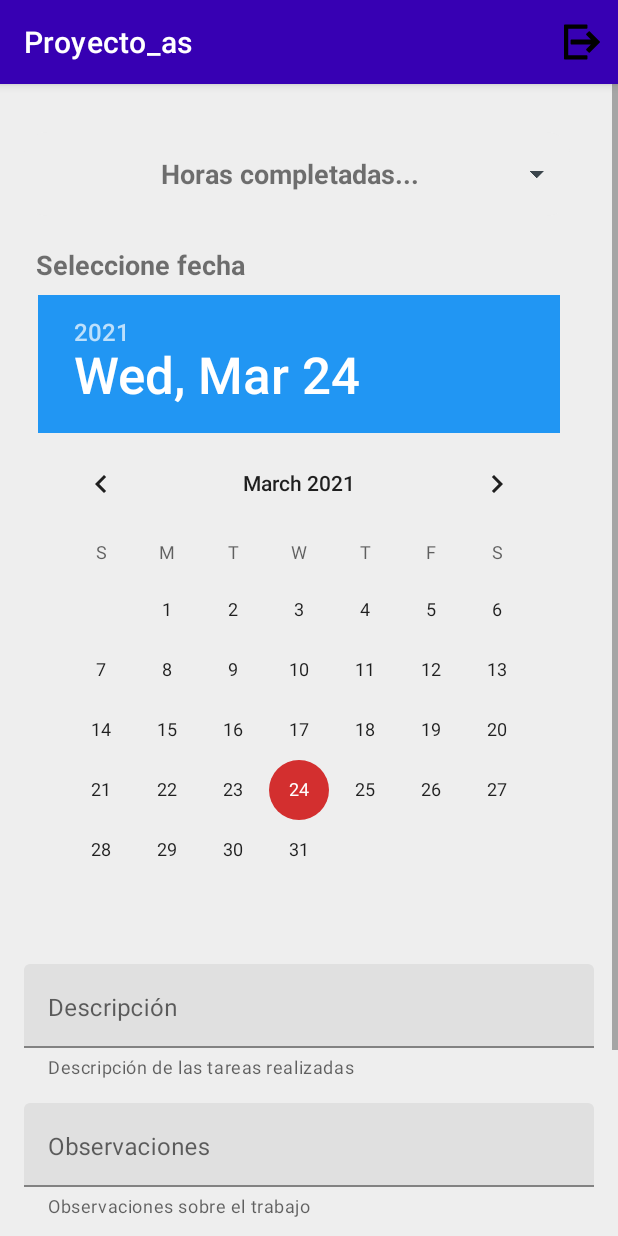
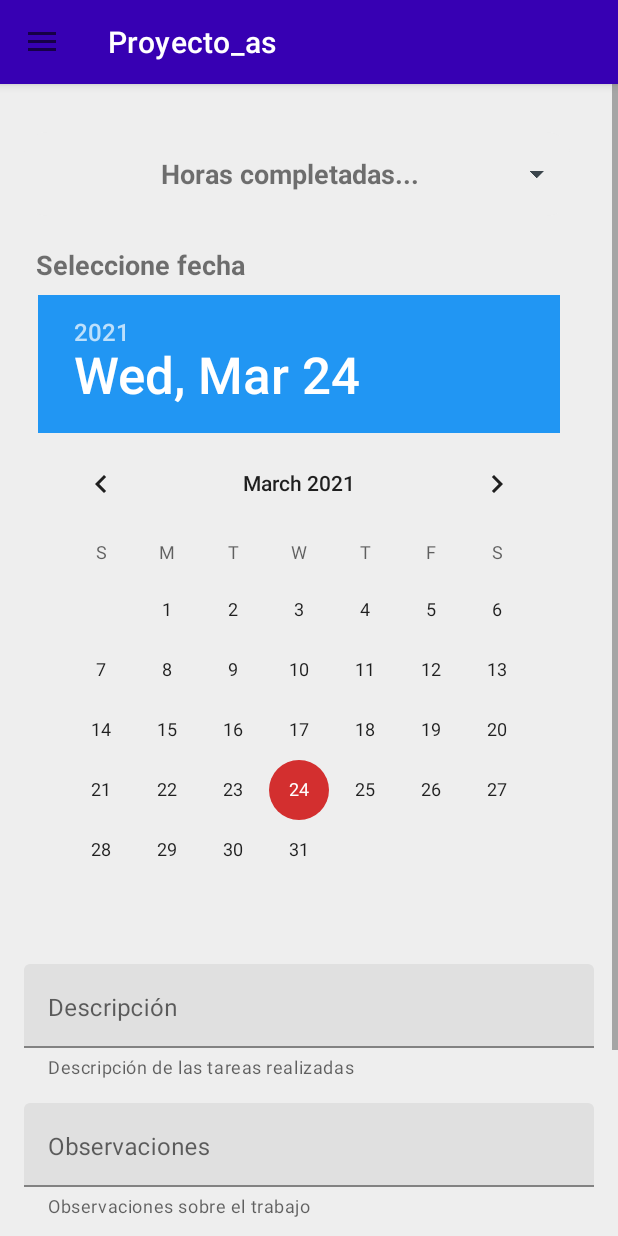
Before and after one commit to Jmarser/Proyecto_as, an Android app: the fragment NewFichaFragment placed in its activity, on a phone screen of 412 x 824 dp. Run offline under Robolectric (Android 15) with nearby library versions, the phone set to English and light mode, and no system bars; our stand-ins replace ButterKnife; libraries missing offline, so code that uses them is left out: es.dmoral.toasty; 3 statements that could not run were skipped.

Commit message:
implementacion de NavigationDrawer

```diff
--- a/app/src/main/java/com/jmarser/proyecto_as/principal/PrincipalActivity.java
+++ b/app/src/main/java/com/jmarser/proyecto_as/principal/PrincipalActivity.java
@@ -1,18 +1,27 @@
 package com.jmarser.proyecto_as.principal;
 
 import androidx.annotation.NonNull;
+import androidx.annotation.Nullable;
+import androidx.appcompat.app.ActionBarDrawerToggle;
 import androidx.appcompat.app.AlertDialog;
 import androidx.appcompat.app.AppCompatActivity;
 import androidx.appcompat.widget.Toolbar;
+import androidx.core.view.GravityCompat;
+import androidx.drawerlayout.widget.DrawerLayout;
 
 import android.content.DialogInterface;
 import android.content.Intent;
+import android.content.res.Configuration;
 import android.os.Bundle;
 import android.view.Menu;
 import android.view.MenuItem;
+import android.widget.TextView;
 import android.widget.Toast;
+
+import com.google.android.material.navigation.NavigationView;
 import com.jmarser.proyecto_as.R;
 import com.jmarser.proyecto_as.alumnos.view.AlumnosFragment;
+import com.jmarser.proyecto_as.cuenta.CuentaFragment;
 import com.jmarser.proyecto_as.errorUsuario.ErrorUsuarioFragment;
 import com.jmarser.proyecto_as.fichasAlumno.view.FichasAlumnoFragment;
 import com.jmarser.proyecto_as.login.view.LoginActivity;
@@ -24,37 +33,42 @@ import com.jmarser.proyecto_as.utils.NavigationFragment;
 import butterknife.BindView;
 import butterknife.ButterKnife;
 
-public class PrincipalActivity extends AppCompatActivity {
+public class PrincipalActivity extends AppCompatActivity implements NavigationView.OnNavigationItemSelectedListener{
 
     @BindView(R.id.toolbar_base)
     Toolbar toolbar;
+    @BindView(R.id.drawerLayout)
+    DrawerLayout drawerLayout;
+    @BindView(R.id.nav_view)
+    NavigationView nav_view;
+
+
+    //para poner el icono de hamburguesa al NavigationDrawer
+    private ActionBarDrawerToggle toggle;
 
     @Override
     protected void onCreate(Bundle savedInstanceState) {
         super.onCreate(savedInstanceState);
         setContentView(R.layout.activity_principal);
         ButterKnife.bind(this);
+
         setSupportActionBar(toolbar);
 
+        //iniciamos con el fragmento correspondiente al usuario logado
         initFragment(SharedPrefManager.getInstance(this).getUsuario().getRol());
 
-    }
+        //funcionalidad para el boton de hamburguesa
+        toggle = new ActionBarDrawerToggle(this, drawerLayout, toolbar, R.string.open_drawer, R.string.close_drawer);
 
-    @Override
-    public boolean onCreateOptionsMenu(Menu menu) {
-        getMenuInflater().inflate(R.menu.menu_toolbar, menu);
-        return true;
-    }
+        drawerLayout.addDrawerListener(toggle);
 
-    @Override
-    public boolean onOptionsItemSelected(@NonNull MenuItem item) {
-        switch (item.getItemId()) {
-            case R.id.menu_logout:
-                logout();
-                break;
+        nav_view.setNavigationItemSelectedListener(this);
+
+        if(savedInstanceState == null){
+            initFragment(SharedPrefManager.getInstance(this).getUsuario().getRol());
+            nav_view.setCheckedItem(R.id.menu_home);
         }
 
-        return super.onOptionsItemSelected(item);
     }
 
     /*Método que nos dirigirá al fragment que le corresponda al usuario logado segun su rol*/
@@ -89,4 +103,53 @@ public class PrincipalActivity extends AppCompatActivity {
                 .setNegativeButton(getResources().getString(R.string.No), null)
                 .show();
     }
+
+    @Override
+    public boolean onNavigationItemSelected(@NonNull MenuItem item) {
+
+        switch (item.getItemId()){
+            case R.id.menu_home:
+                initFragment(SharedPrefManager.getInstance(this).getUsuario().getRol());
+                break;
+            case R.id.menu_cuenta:
+                getSupportActionBar().setTitle("Cuenta");
+                NavigationFragment.replaceFragment(getSupportFragmentManager(), CuentaFragment.newInstance(), CuentaFragment.class.getName());
+                break;
+            case R.id.menu_desarrollador:
+                getSupportActionBar().setTitle("Desarrollador");
+
+                break;
+            case R.id.menu_logout:
+                logout();
+                break;
+        }
+
+        /*Para que el NavigationDrawer se oculte al pulsar sobre una de las opciones*/
+        drawerLayout.closeDrawer(GravityCompat.START);
+
+        return true;
+    }
+
+    @Override
+    public boolean onOptionsItemSelected(@NonNull MenuItem item) {
+        if(toggle.onOptionsItemSelected(item)){
+            return true;
+        }
+        return super.onOptionsItemSelected(item);
+    }
+
+    @Override
+    public void onBackPressed() {
+        if(drawerLayout.isDrawerOpen(GravityCompat.START)){
+            drawerLayout.closeDrawer(GravityCompat.START);
+        }else {
+            super.onBackPressed();
+        }
+    }
+
+    @Override
+    protected void onPostCreate(@Nullable Bundle savedInstanceState) {
+        super.onPostCreate(savedInstanceState);
+        toggle.syncState();
+    }
 }
--- a/app/src/main/java/com/jmarser/proyecto_as/utils/Constantes.java
+++ b/app/src/main/java/com/jmarser/proyecto_as/utils/Constantes.java
@@ -14,7 +14,7 @@ public class Constantes {
 
     /*Constantes End point Retrofit*/
     public static final String BASE_URL_EMULADOR = "http://10.0.2.2:8080";//usada desde emulador para localhost
-    public static final String BASE_URL_TERMINAL = "http://192.168.1.58:8080";//usada desde terminal para localhost
+    public static final String BASE_URL_TERMINAL = "http://192.168.1.62:8080";//usada desde terminal para localhost
     public static final String API = "/api";
     public static final String ENDPOINT_LOGIN_USUARIO = "/login";
     public static final String ENDPOINT_GET_ALUMNO = "/alumno";
--- /dev/null
+++ b/app/src/main/res/drawable/ic_menu_account_24.xml
@@ -0,0 +1,10 @@
+<vector xmlns:android="http://schemas.android.com/apk/res/android"
+    android:width="24dp"
+    android:height="24dp"
+    android:viewportWidth="24"
+    android:viewportHeight="24"
+    android:tint="?attr/colorControlNormal">
+  <path
+      android:fillColor="@android:color/black"
+      android:pathData="M3,5v14c0,1.1 0.89,2 2,2h14c1.1,0 2,-0.9 2,-2L21,5c0,-1.1 -0.9,-2 -2,-2L5,3c-1.11,0 -2,0.9 -2,2zM15,9c0,1.66 -1.34,3 -3,3s-3,-1.34 -3,-3 1.34,-3 3,-3 3,1.34 3,3zM6,17c0,-2 4,-3.1 6,-3.1s6,1.1 6,3.1v1L6,18v-1z"/>
+</vector>
--- /dev/null
+++ b/app/src/main/res/drawable/ic_menu_dev_24.xml
@@ -0,0 +1,13 @@
+<vector xmlns:android="http://schemas.android.com/apk/res/android"
+    android:width="24dp"
+    android:height="24dp"
+    android:viewportWidth="24"
+    android:viewportHeight="24"
+    android:tint="?attr/colorControlNormal">
+  <path
+      android:fillColor="@android:color/white"
+      android:pathData="M13,8.57c-0.79,0 -1.43,0.64 -1.43,1.43s0.64,1.43 1.43,1.43s1.43,-0.64 1.43,-1.43S13.79,8.57 13,8.57z"/>
+  <path
+      android:fillColor="@android:color/black"
+      android:pathData="M13,3C9.25,3 6.2,5.94 6.02,9.64L4.1,12.2C3.85,12.53 4.09,13 4.5,13H6v3c0,1.1 0.9,2 2,2h1v3h7v-4.68c2.36,-1.12 4,-3.53 4,-6.32C20,6.13 16.87,3 13,3zM16,10c0,0.13 -0.01,0.26 -0.02,0.39l0.83,0.66c0.08,0.06 0.1,0.16 0.05,0.25l-0.8,1.39c-0.05,0.09 -0.16,0.12 -0.24,0.09l-0.99,-0.4c-0.21,0.16 -0.43,0.29 -0.67,0.39L14,13.83c-0.01,0.1 -0.1,0.17 -0.2,0.17h-1.6c-0.1,0 -0.18,-0.07 -0.2,-0.17l-0.15,-1.06c-0.25,-0.1 -0.47,-0.23 -0.68,-0.39l-0.99,0.4c-0.09,0.03 -0.2,0 -0.25,-0.09l-0.8,-1.39c-0.05,-0.08 -0.03,-0.19 0.05,-0.25l0.84,-0.66C10.01,10.26 10,10.13 10,10c0,-0.13 0.02,-0.27 0.04,-0.39L9.19,8.95c-0.08,-0.06 -0.1,-0.16 -0.05,-0.26l0.8,-1.38c0.05,-0.09 0.15,-0.12 0.24,-0.09l1,0.4c0.2,-0.15 0.43,-0.29 0.67,-0.39l0.15,-1.06C12.02,6.07 12.1,6 12.2,6h1.6c0.1,0 0.18,0.07 0.2,0.17l0.15,1.06c0.24,0.1 0.46,0.23 0.67,0.39l1,-0.4c0.09,-0.03 0.2,0 0.24,0.09l0.8,1.38c0.05,0.09 0.03,0.2 -0.05,0.26l-0.85,0.66C15.99,9.73 16,9.86 16,10z"/>
+</vector>
--- /dev/null
+++ b/app/src/main/res/drawable/ic_menu_home_24.xml
@@ -0,0 +1,11 @@
+<vector
+    android:height="24dp"
+    android:tint="#000000"
+    android:viewportHeight="24"
+    android:viewportWidth="24"
+    android:width="24dp"
+    xmlns:android="http://schemas.android.com/apk/res/android">
+    <path
+        android:fillColor="@android:color/black"
+        android:pathData="M10,20v-6h4v6h5v-8h3L12,3 2,12h3v8z"/>
+</vector>
--- a/app/src/main/res/layout/activity_principal.xml
+++ b/app/src/main/res/layout/activity_principal.xml
@@ -1,24 +1,39 @@
 <?xml version="1.0" encoding="utf-8"?>
-<androidx.constraintlayout.widget.ConstraintLayout
+<androidx.drawerlayout.widget.DrawerLayout
     xmlns:android="http://schemas.android.com/apk/res/android"
     xmlns:app="http://schemas.android.com/apk/res-auto"
     xmlns:tools="http://schemas.android.com/tools"
+    android:id="@+id/drawerLayout"
     android:layout_width="match_parent"
     android:layout_height="match_parent"
-    tools:context=".principal.PrincipalActivity">
+    tools:context=".principal.PrincipalActivity"
+    tools:openDrawer="start">
+    <LinearLayout
+        android:layout_width="wrap_content"
+        android:layout_height="wrap_content"
+        android:orientation="vertical">
 
         <include
             android:id="@+id/toolbar_base"
-        layout="@layout/toolbar_base"/>
+            layout="@layout/toolbar_base" />
 
         <FrameLayout
             android:id="@+id/frame"
-        android:layout_width="0dp"
-        android:layout_height="0dp"
+            android:layout_width="match_parent"
+            android:layout_height="match_parent"
             app:layout_constraintBottom_toBottomOf="parent"
             app:layout_constraintEnd_toEndOf="parent"
             app:layout_constraintStart_toStartOf="parent"
             app:layout_constraintTop_toBottomOf="@+id/toolbar_base">
 
         </FrameLayout>
-</androidx.constraintlayout.widget.ConstraintLayout>
+    </LinearLayout>
+
+    <com.google.android.material.navigation.NavigationView
+        android:id="@+id/nav_view"
+        android:layout_width="match_parent"
+        android:layout_height="match_parent"
+        android:layout_gravity="start"
+        app:menu="@menu/menu_toolbar"
+        app:headerLayout="@layout/nav_header"/>
+</androidx.drawerlayout.widget.DrawerLayout>
--- a/app/src/main/res/layout/toolbar_base.xml
+++ b/app/src/main/res/layout/toolbar_base.xml
@@ -2,10 +2,11 @@
 <androidx.appcompat.widget.Toolbar
     xmlns:android="http://schemas.android.com/apk/res/android"
     android:layout_width="match_parent"
-    android:layout_height="wrap_content"
+    android:layout_height="?android:attr/actionBarSize"
     xmlns:app="http://schemas.android.com/apk/res-auto"
     android:background="@color/design_default_color_primary_variant"
     app:titleTextColor="@color/md_white_1000"
-    android:elevation="4dp">
+    android:elevation="4dp"
+    android:fitsSystemWindows="true">
 
 </androidx.appcompat.widget.Toolbar>
--- a/app/src/main/res/menu/menu_toolbar.xml
+++ b/app/src/main/res/menu/menu_toolbar.xml
@@ -1,10 +1,40 @@
 <?xml version="1.0" encoding="utf-8"?>
-<menu xmlns:android="http://schemas.android.com/apk/res/android"
+<menu
+    xmlns:android="http://schemas.android.com/apk/res/android"
     xmlns:app="http://schemas.android.com/apk/res-auto">
-    <item
-        android:title="Logout"
-        android:id="@+id/menu_logout"
-        android:icon="@drawable/ic_logout"
-        android:iconTint="@color/md_white_1000"
-        app:showAsAction="always"/>
+    <group android:checkableBehavior="single">
+        <item
+            android:id="@+id/menu_home"
+            android:icon="@drawable/ic_menu_home_24"
+            android:title="Home"
+            android:checked="true"/>
+        <item
+            android:id="@+id/menu_cuenta"
+            android:icon="@drawable/ic_menu_account_24"
+            android:title="Cuenta" />
+
+
+    </group>
+    <item android:title="Acerca de...">
+        <menu>
+            <group android:checkableBehavior="single">
+                <item
+                    android:id="@+id/menu_desarrollador"
+                    android:icon="@drawable/ic_menu_dev_24"
+                    android:title="Desarrollador" />
+            </group>
+        </menu>
+    </item>
+
+
+    <item android:title="Sesión">
+        <menu>
+            <group android:checkableBehavior="single">
+                <item
+                    android:id="@+id/menu_logout"
+                    android:icon="@drawable/ic_logout"
+                    android:title="Logout" />
+            </group>
+        </menu>
+    </item>
 </menu>
--- a/app/src/main/res/values-night/themes.xml
+++ b/app/src/main/res/values-night/themes.xml
@@ -12,5 +12,7 @@
         <!-- Status bar color. -->
         <item name="android:statusBarColor" tools:targetApi="l">?attr/colorPrimaryVariant</item>
         <!-- Customize your theme here. -->
+
+        <item name="android:windowTranslucentStatus">false</item>
     </style>
 </resources>
--- a/app/src/main/res/values/strings.xml
+++ b/app/src/main/res/values/strings.xml
@@ -22,7 +22,6 @@
     <string name="no_hay_fichas_disponibles">No hay fichas disponibles</string>
     <string name="logout">Logout</string>
     <string name="fichas_presentadas">Fichas Presentadas</string>
-    <string name="hello_blank_fragment">Hello blank fragment</string>
     <string name="horas">Horas</string>
     <string name="firmado">Firmado</string>
     <string name="_27_06_1979">27/06/1979</string>
@@ -46,5 +45,7 @@
     <string name="yes">Si</string>
     <string name="No">No</string>
     <string name="firma_ok">Ficha firmada correctamente</string>
+    <string name="open_drawer">open drawer</string>
+    <string name="close_drawer">close drawer</string>
 
 </resources>
--- a/app/src/main/res/values/themes.xml
+++ b/app/src/main/res/values/themes.xml
@@ -12,5 +12,7 @@
         <!-- Status bar color. -->
         <item name="android:statusBarColor" tools:targetApi="l">?attr/colorPrimaryVariant</item>
         <!-- Customize your theme here. -->
+
+        <item name="android:windowTranslucentStatus">false</item>
     </style>
 </resources>
```
Also changed, not shown: app/src/main/java/com/jmarser/proyecto_as/cuenta/CuentaFragment.java (added, +40 -0 lines), app/src/main/res/drawable/ic_logout.xml (+12 -4 lines), app/src/main/res/layout/fragment_cuenta.xml (added, +22 -0 lines), app/src/main/res/layout/nav_header.xml (added, +29 -0 lines). Lines whose indentation alone changed are shown as unchanged.
